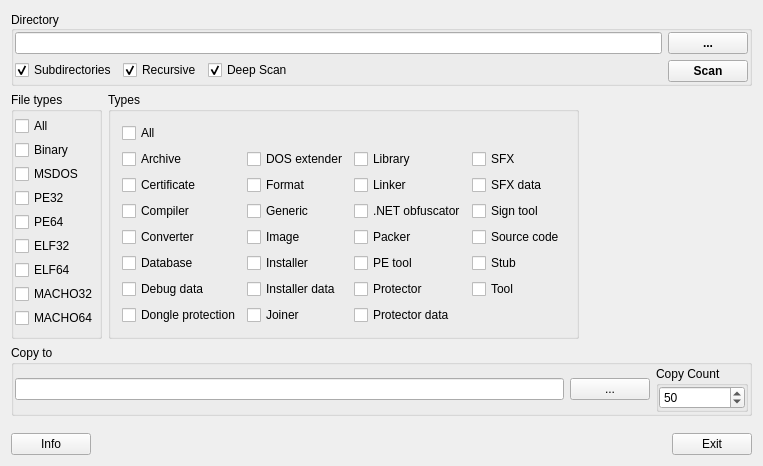
Above: gui_source/guimainwindow.ui from horsicq/NFD-sort before the change. Below: the same form after it.
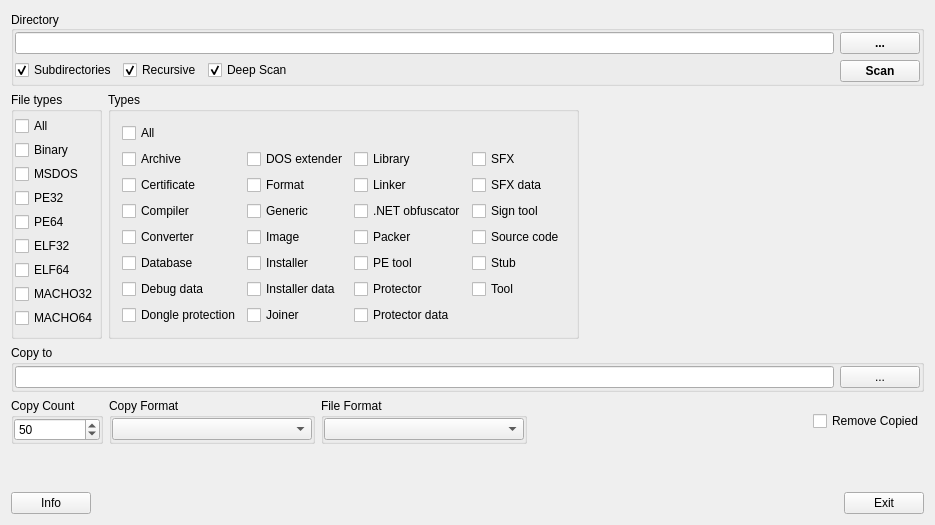
That is the form after the change.

```diff
--- a/gui_source/guimainwindow.ui
+++ b/gui_source/guimainwindow.ui
@@ -6,15 +6,15 @@
    <rect>
     <x>0</x>
     <y>0</y>
-    <width>763</width>
-    <height>466</height>
+    <width>935</width>
+    <height>525</height>
    </rect>
   </property>
   <property name="windowTitle">
    <string>GuiMainWindow</string>
   </property>
   <widget class="QWidget" name="centralWidget">
-   <layout class="QVBoxLayout" name="verticalLayout_4">
+   <layout class="QVBoxLayout" name="verticalLayout_5">
     <item>
      <widget class="QGroupBox" name="groupBoxDirectory">
       <property name="title">
@@ -464,6 +464,11 @@
          </item>
         </layout>
        </item>
+      </layout>
+     </widget>
+    </item>
+    <item>
+     <layout class="QHBoxLayout" name="horizontalLayout_7">
        <item>
         <widget class="QGroupBox" name="groupBoxCopyCount">
          <property name="title">
@@ -498,11 +503,92 @@
          </layout>
         </widget>
        </item>
+      <item>
+       <widget class="QGroupBox" name="groupBoxCopyFormat">
+        <property name="title">
+         <string>Copy Format</string>
+        </property>
+        <layout class="QVBoxLayout" name="verticalLayout_4">
+         <property name="leftMargin">
+          <number>0</number>
+         </property>
+         <property name="topMargin">
+          <number>0</number>
+         </property>
+         <property name="rightMargin">
+          <number>0</number>
+         </property>
+         <property name="bottomMargin">
+          <number>0</number>
+         </property>
+         <item>
+          <widget class="QComboBox" name="comboBoxCopyFormat">
+           <property name="minimumSize">
+            <size>
+             <width>200</width>
+             <height>0</height>
+            </size>
+           </property>
+          </widget>
+         </item>
       </layout>
      </widget>
     </item>
     <item>
-     <spacer name="verticalSpacer">
+       <widget class="QGroupBox" name="groupBoxFileFormat">
+        <property name="title">
+         <string>File Format</string>
+        </property>
+        <layout class="QVBoxLayout" name="verticalLayout_9">
+         <property name="leftMargin">
+          <number>0</number>
+         </property>
+         <property name="topMargin">
+          <number>0</number>
+         </property>
+         <property name="rightMargin">
+          <number>0</number>
+         </property>
+         <property name="bottomMargin">
+          <number>0</number>
+         </property>
+         <item>
+          <widget class="QComboBox" name="comboBoxFileFormat">
+           <property name="minimumSize">
+            <size>
+             <width>200</width>
+             <height>0</height>
+            </size>
+           </property>
+          </widget>
+         </item>
+        </layout>
+       </widget>
+      </item>
+      <item>
+       <spacer name="horizontalSpacer_4">
+        <property name="orientation">
+         <enum>Qt::Horizontal</enum>
+        </property>
+        <property name="sizeHint" stdset="0">
+         <size>
+          <width>40</width>
+          <height>20</height>
+         </size>
+        </property>
+       </spacer>
+      </item>
+      <item>
+       <widget class="QCheckBox" name="checkBoxRemoveCopied">
+        <property name="text">
+         <string>Remove Copied</string>
+        </property>
+       </widget>
+      </item>
+     </layout>
+    </item>
+    <item>
+     <spacer name="verticalSpacer_2">
       <property name="orientation">
        <enum>Qt::Vertical</enum>
       </property>
```
Lines whose indentation alone changed are shown as unchanged.
